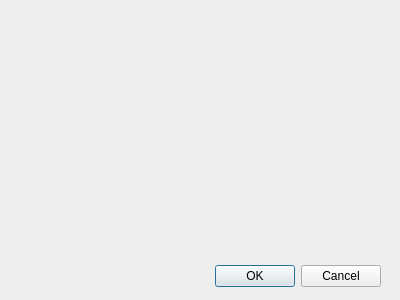
The window that cuACS/viewclients.ui (cameronhawtin/Animal-Farm-cuACS) describes before a commit, drawn with Qt 5.
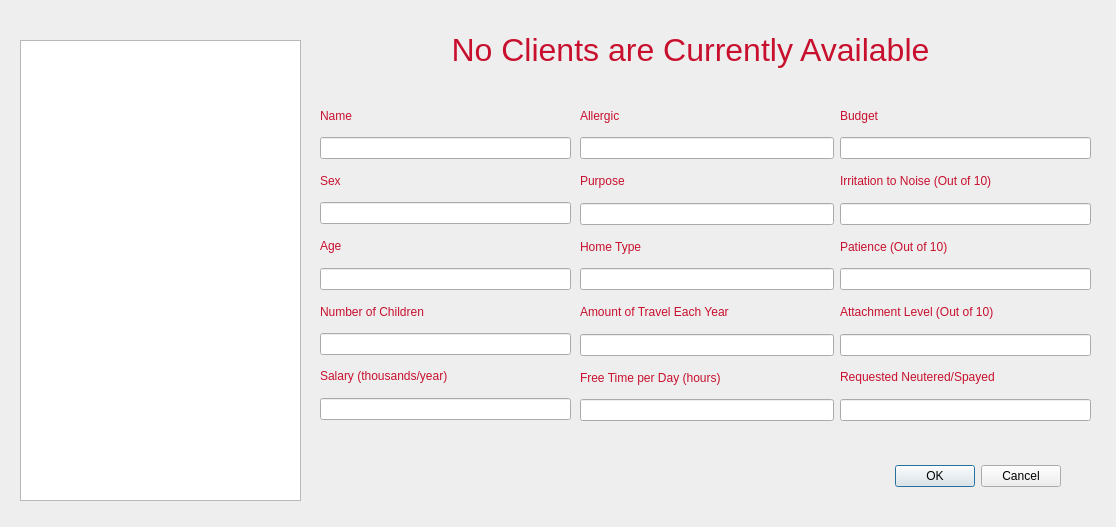
The same window after the commit.

Commit message: created viewClients interface - currently crashes on getHumans

What changed in the file:
```diff
--- a/cuACS/viewclients.ui
+++ b/cuACS/viewclients.ui
@@ -6,8 +6,8 @@
    <rect>
     <x>0</x>
     <y>0</y>
-    <width>400</width>
-    <height>300</height>
+    <width>1116</width>
+    <height>527</height>
    </rect>
   </property>
   <property name="palette">
@@ -107,8 +107,8 @@
   <widget class="QDialogButtonBox" name="buttonBox">
    <property name="geometry">
     <rect>
-     <x>40</x>
-     <y>260</y>
+     <x>720</x>
+     <y>460</y>
      <width>341</width>
      <height>32</height>
     </rect>
@@ -120,6 +120,293 @@
     <set>QDialogButtonBox::Cancel|QDialogButtonBox::Ok</set>
    </property>
   </widget>
+  <widget class="QLabel" name="titleLabel">
+   <property name="geometry">
+    <rect>
+     <x>400</x>
+     <y>30</y>
+     <width>581</width>
+     <height>41</height>
+    </rect>
+   </property>
+   <property name="font">
+    <font>
+     <pointsize>24</pointsize>
+    </font>
+   </property>
+   <property name="text">
+    <string>&lt;html&gt;&lt;head/&gt;&lt;body&gt;&lt;p&gt;No Clients are Currently Available&lt;/p&gt;&lt;/body&gt;&lt;/html&gt;</string>
+   </property>
+   <property name="alignment">
+    <set>Qt::AlignCenter</set>
+   </property>
+  </widget>
+  <widget class="QListWidget" name="viewClientsListWidget">
+   <property name="geometry">
+    <rect>
+     <x>20</x>
+     <y>40</y>
+     <width>281</width>
+     <height>461</height>
+    </rect>
+   </property>
+  </widget>
+  <widget class="QWidget" name="layoutWidget">
+   <property name="enabled">
+    <bool>true</bool>
+   </property>
+   <property name="geometry">
+    <rect>
+     <x>320</x>
+     <y>100</y>
+     <width>251</width>
+     <height>320</height>
+    </rect>
+   </property>
+   <layout class="QVBoxLayout" name="verticalLayout_5">
+    <item>
+     <widget class="QLabel" name="nameLabel_4">
+      <property name="enabled">
+       <bool>true</bool>
+      </property>
+      <property name="text">
+       <string>Name</string>
+      </property>
+     </widget>
+    </item>
+    <item>
+     <widget class="QLineEdit" name="nameLineEdit_2">
+      <property name="enabled">
+       <bool>true</bool>
+      </property>
+     </widget>
+    </item>
+    <item>
+     <widget class="QLabel" name="sexLabel_4">
+      <property name="enabled">
+       <bool>true</bool>
+      </property>
+      <property name="text">
+       <string>Sex</string>
+      </property>
+     </widget>
+    </item>
+    <item>
+     <widget class="QLineEdit" name="sexLineEdit_2"/>
+    </item>
+    <item>
+     <widget class="QLabel" name="ageLabel_7">
+      <property name="enabled">
+       <bool>true</bool>
+      </property>
+      <property name="text">
+       <string>Age</string>
+      </property>
+     </widget>
+    </item>
+    <item>
+     <widget class="QLineEdit" name="ageLineEdit_2">
+      <property name="enabled">
+       <bool>true</bool>
+      </property>
+     </widget>
+    </item>
+    <item>
+     <widget class="QLabel" name="childrenLabel">
+      <property name="enabled">
+       <bool>true</bool>
+      </property>
+      <property name="text">
+       <string>Number of Children</string>
+      </property>
+     </widget>
+    </item>
+    <item>
+     <widget class="QLineEdit" name="childrenLineEdit">
+      <property name="enabled">
+       <bool>true</bool>
+      </property>
+     </widget>
+    </item>
+    <item>
+     <widget class="QLabel" name="salaryLabel">
+      <property name="enabled">
+       <bool>true</bool>
+      </property>
+      <property name="text">
+       <string>&lt;html&gt;&lt;head/&gt;&lt;body&gt;&lt;p&gt;Salary (thousands/year)&lt;/p&gt;&lt;/body&gt;&lt;/html&gt;</string>
+      </property>
+     </widget>
+    </item>
+    <item>
+     <widget class="QLineEdit" name="salaryLineEdit"/>
+    </item>
+   </layout>
+  </widget>
+  <widget class="QWidget" name="layoutWidget_4">
+   <property name="enabled">
+    <bool>true</bool>
+   </property>
+   <property name="geometry">
+    <rect>
+     <x>840</x>
+     <y>100</y>
+     <width>251</width>
+     <height>321</height>
+    </rect>
+   </property>
+   <layout class="QVBoxLayout" name="verticalLayout_6">
+    <item>
+     <widget class="QLabel" name="budgetLabel">
+      <property name="enabled">
+       <bool>true</bool>
+      </property>
+      <property name="text">
+       <string>Budget</string>
+      </property>
+     </widget>
+    </item>
+    <item>
+     <widget class="QLineEdit" name="budgetLineEdit">
+      <property name="enabled">
+       <bool>true</bool>
+      </property>
+     </widget>
+    </item>
+    <item>
+     <widget class="QLabel" name="irritationLabel">
+      <property name="enabled">
+       <bool>true</bool>
+      </property>
+      <property name="text">
+       <string>&lt;html&gt;&lt;head/&gt;&lt;body&gt;&lt;p&gt;Irritation to Noise (Out of 10)&lt;/p&gt;&lt;/body&gt;&lt;/html&gt;</string>
+      </property>
+     </widget>
+    </item>
+    <item>
+     <widget class="QLineEdit" name="irritationLineEdit"/>
+    </item>
+    <item>
+     <widget class="QLabel" name="labelPatience">
+      <property name="enabled">
+       <bool>true</bool>
+      </property>
+      <property name="text">
+       <string>Patience (Out of 10)</string>
+      </property>
+     </widget>
+    </item>
+    <item>
+     <widget class="QLineEdit" name="patienceLineEdit"/>
+    </item>
+    <item>
+     <widget class="QLabel" name="attachmentLabel">
+      <property name="enabled">
+       <bool>true</bool>
+      </property>
+      <property name="text">
+       <string>Attachment Level (Out of 10)</string>
+      </property>
+     </widget>
+    </item>
+    <item>
+     <widget class="QLineEdit" name="attachmentLineEdit_2"/>
+    </item>
+    <item>
+     <widget class="QLabel" name="requireLabel">
+      <property name="enabled">
+       <bool>true</bool>
+      </property>
+      <property name="text">
+       <string>&lt;html&gt;&lt;head/&gt;&lt;body&gt;&lt;p&gt;Requested Neutered/Spayed&lt;/p&gt;&lt;/body&gt;&lt;/html&gt;</string>
+      </property>
+     </widget>
+    </item>
+    <item>
+     <widget class="QLineEdit" name="neuteredLineEdit"/>
+    </item>
+   </layout>
+  </widget>
+  <widget class="QWidget" name="layoutWidget_2">
+   <property name="enabled">
+    <bool>true</bool>
+   </property>
+   <property name="geometry">
+    <rect>
+     <x>580</x>
+     <y>100</y>
+     <width>254</width>
+     <height>321</height>
+    </rect>
+   </property>
+   <layout class="QVBoxLayout" name="verticalLayout_7">
+    <item>
+     <widget class="QLabel" name="allergicLabel">
+      <property name="enabled">
+       <bool>true</bool>
+      </property>
+      <property name="text">
+       <string>Allergic</string>
+      </property>
+     </widget>
+    </item>
+    <item>
+     <widget class="QLineEdit" name="allergyLineEdit"/>
+    </item>
+    <item>
+     <widget class="QLabel" name="purposeLabel">
+      <property name="enabled">
+       <bool>true</bool>
+      </property>
+      <property name="text">
+       <string>Purpose</string>
+      </property>
+     </widget>
+    </item>
+    <item>
+     <widget class="QLineEdit" name="purposeLineEdit"/>
+    </item>
+    <item>
+     <widget class="QLabel" name="homeTypeLabel">
+      <property name="enabled">
+       <bool>true</bool>
+      </property>
+      <property name="text">
+       <string>Home Type</string>
+      </property>
+     </widget>
+    </item>
+    <item>
+     <widget class="QLineEdit" name="homeLineEdit"/>
+    </item>
+    <item>
+     <widget class="QLabel" name="travelLabel">
+      <property name="enabled">
+       <bool>true</bool>
+      </property>
+      <property name="text">
+       <string>&lt;html&gt;&lt;head/&gt;&lt;body&gt;&lt;p&gt;Amount of Travel Each Year&lt;/p&gt;&lt;/body&gt;&lt;/html&gt;</string>
+      </property>
+     </widget>
+    </item>
+    <item>
+     <widget class="QLineEdit" name="travelLineEdit"/>
+    </item>
+    <item>
+     <widget class="QLabel" name="freeTimeLabel">
+      <property name="enabled">
+       <bool>true</bool>
+      </property>
+      <property name="text">
+       <string>Free Time per Day (hours)</string>
+      </property>
+     </widget>
+    </item>
+    <item>
+     <widget class="QLineEdit" name="freeTimeLineEdit"/>
+    </item>
+   </layout>
+  </widget>
  </widget>
  <resources/>
  <connections>
```
The commit also changes 10 other files.
